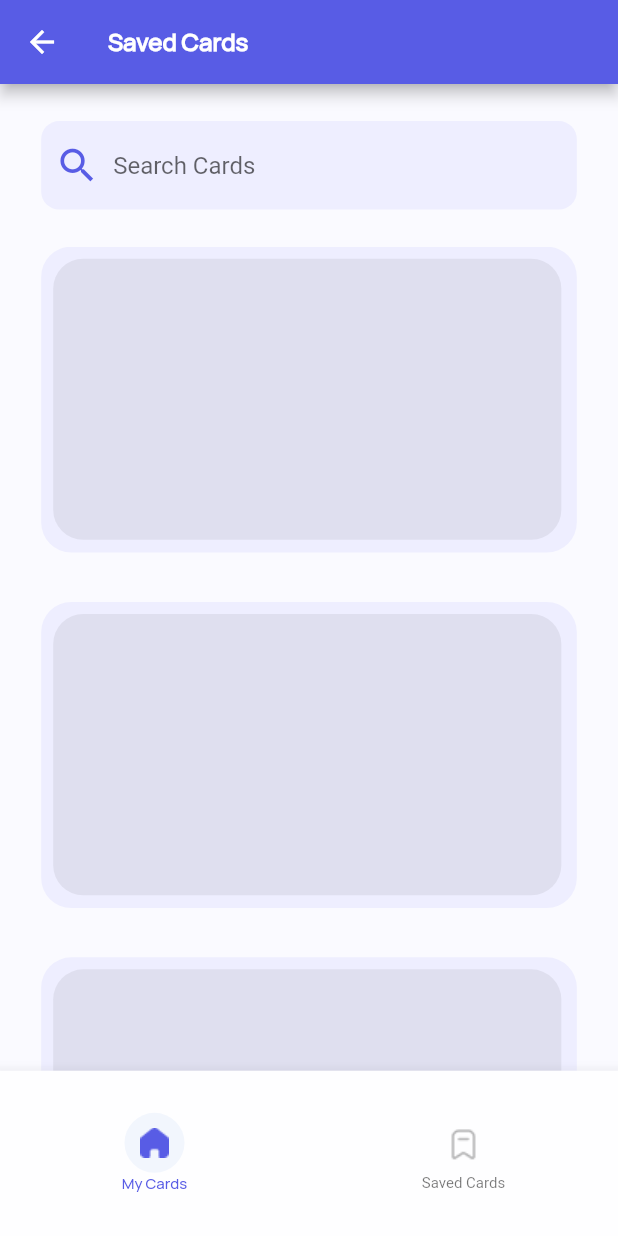
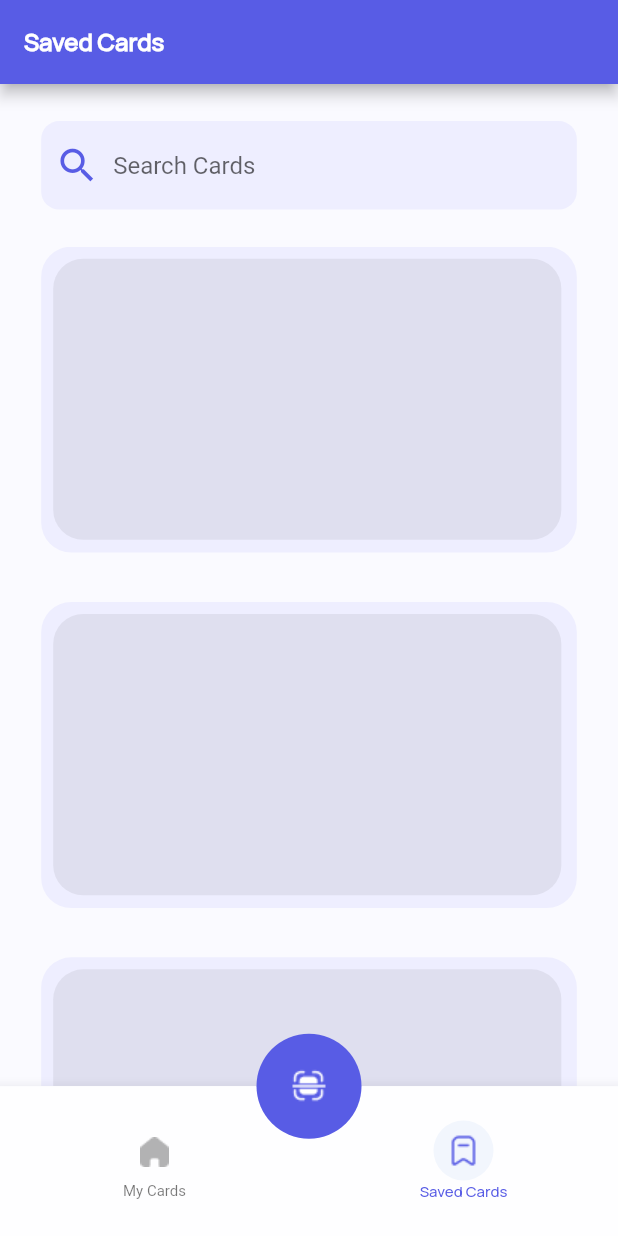
Before and after one commit to ziggy010/ezy_share_after_design, a Flutter app: the screen it shows after launch, item 2 of the bottom bar chosen, on a phone screen of 412 x 824 dp. Run offline on Flutter 3.47's test engine with Material 2 defaults, Android fonts, the phone set to English and light mode, and no system bars; our stand-ins replace flutter_screenutil, flutter_swiper, permission_handler, smooth_page_indicator; missing offline and left inert: document_scanner, qr_code_scanner; network calls fail.

Commit message:
tuesday_commit

```diff
--- a/lib/components/bottom_navbar.dart
+++ b/lib/components/bottom_navbar.dart
@@ -1,69 +1,73 @@
-import 'package:ezy_share_got_design/constants.dart';
-import 'package:ezy_share_got_design/screens/homepage.dart';
-import 'package:ezy_share_got_design/screens/saved_cards.dart';
+import 'package:ezy_share_got_design/components/qr_button.dart';
 import 'package:flutter/material.dart';
 import 'package:flutter_screenutil/flutter_screenutil.dart';
 
-class BottomNavbar extends StatefulWidget {
+import '../constants.dart';
+import '../screens/homepage.dart';
+import '../screens/saved_cards.dart';
+
+class BottomNavigationBarOne extends StatefulWidget {
+  static const String id = 'BottomNavigationBarOne';
+
   @override
-  State<BottomNavbar> createState() => _BottomNavbarState();
+  State<BottomNavigationBarOne> createState() => _BottomNavigationBarOneState();
 }
 
-class _BottomNavbarState extends State<BottomNavbar> {
-  Color selectedIconColor = kNavbarColor;
+class _BottomNavigationBarOneState extends State<BottomNavigationBarOne> {
+  final Screens = [
+    Homepage(),
+    SavedCard(),
+  ];
 
-  Color nonSelectedIconColor = Color(0xFFB2B2B3);
-
-  Color selectedBackground = Color(0xFFF2F6FD);
-  Color nonSelectedBackground = kContainerColor;
-
-  bool selectedIcon = true;
+  int currentIndex = 0;
 
   @override
   Widget build(BuildContext context) {
-    return Container(
-      height: 107.h,
-      width: 360.w,
-      decoration: BoxDecoration(
-        color: kContainerColor,
-      ),
-      child: Padding(
-        padding: const EdgeInsets.symmetric(horizontal: 76),
-        child: Row(
-          mainAxisAlignment: MainAxisAlignment.spaceBetween,
-          children: [
-            GestureDetector(
-              onTap: () {
-                setState(() {
-                  selectedIcon = true;
-                });
-                Navigator.pushNamed(context, Homepage.id);
-              },
-              child: CircleAvatar(
+    return Scaffold(
+      floatingActionButton: QrCode(),
+      floatingActionButtonLocation: FloatingActionButtonLocation.centerDocked,
+      backgroundColor: kBackgroundColor,
+      body: Screens[currentIndex],
+      bottomNavigationBar: SizedBox(
+        height: 97.h,
+        child: BottomNavigationBar(
+          backgroundColor: Color(0xFFFEFEFF),
+          selectedItemColor: kNavbarColor,
+          currentIndex: currentIndex,
+          selectedFontSize: 10,
+          unselectedFontSize: 10,
+          selectedLabelStyle: TextStyle(
+            fontFamily: 'manrope',
+          ),
+          onTap: (index) {
+            setState(() {
+              currentIndex = index;
+            });
+          },
+          items: [
+            BottomNavigationBarItem(
+              icon: CircleAvatar(
                 backgroundColor:
-                    selectedIcon ? selectedBackground : nonSelectedBackground,
+                    currentIndex == 0 ? Color(0xFFF2F6FD) : Color(0xFFFEFEFF),
                 child: Image.asset(
                   'lib/icons/Vector.png',
-                  color: selectedIcon ? kNavbarColor : nonSelectedIconColor,
+                  color: currentIndex == 0 ? kNavbarColor : Color(0xFFB2B2B3),
                 ),
-                // ),
               ),
+              label: 'My Cards',
+              backgroundColor: kContainerColor,
             ),
-            GestureDetector(
-              onTap: () {
-                setState(() {
-                  selectedIcon = false;
-                });
-                Navigator.pushNamed(context, SavedCard.id);
-              },
-              child: CircleAvatar(
+            BottomNavigationBarItem(
+              icon: CircleAvatar(
                 backgroundColor:
-                    selectedIcon ? nonSelectedBackground : selectedBackground,
+                    currentIndex == 1 ? Color(0xFFF2F6FD) : Color(0xFFFEFEFF),
                 child: Image.asset(
                   'lib/icons/Bookmark.png',
-                  color: selectedIcon ? nonSelectedIconColor : kNavbarColor,
+                  color: currentIndex == 1 ? kNavbarColor : Color(0xFFB2B2B3),
                 ),
               ),
+              label: 'Saved Cards',
+              backgroundColor: kContainerColor,
             ),
           ],
         ),
--- /dev/null
+++ b/lib/components/qr_button.dart
@@ -0,0 +1,38 @@
+import 'package:ezy_share_got_design/constants.dart';
+import 'package:flutter/material.dart';
+
+class QrCode extends StatefulWidget {
+  @override
+  State<QrCode> createState() => _QrCodeState();
+}
+
+class _QrCodeState extends State<QrCode> {
+  Image beforeAnimation = Image.asset(
+    'lib/icons/Scanner.png',
+    color: Colors.white,
+    height: 30,
+  );
+  Image afterAnimation = Image.asset(
+    'lib/icons/close.png',
+    color: Colors.white,
+    height: 20,
+  );
+
+  bool a = true;
+
+  @override
+  Widget build(BuildContext context) {
+    return CircleAvatar(
+      radius: 35,
+      backgroundColor: kNavbarColor,
+      child: FloatingActionButton(
+        elevation: 0,
+        onPressed: () {
+          setState(() {});
+        },
+        child: beforeAnimation,
+        backgroundColor: kNavbarColor,
+      ),
+    );
+  }
+}
--- a/lib/main.dart
+++ b/lib/main.dart
@@ -1,3 +1,4 @@
+import 'package:ezy_share_got_design/components/bottom_navbar.dart';
 import 'package:ezy_share_got_design/screens/card_design.dart';
 import 'package:ezy_share_got_design/screens/homepage.dart';
 import 'package:ezy_share_got_design/screens/profile.dart';
@@ -20,13 +21,14 @@ class MyApp extends StatelessWidget {
       builder: ((context, child) {
         return MaterialApp(
           debugShowCheckedModeBanner: false,
-          initialRoute: Homepage.id,
+          initialRoute: BottomNavigationBarOne.id,
           routes: {
             Homepage.id: (context) => Homepage(),
             Profile.id: (context) => Profile(),
             CardDesign.id: (context) => CardDesign(),
             SavedCard.id: (context) => SavedCard(),
             VisitingCard.id: (context) => VisitingCard(),
+            BottomNavigationBarOne.id: (context) => BottomNavigationBarOne(),
           },
         );
       }),
--- a/lib/screens/saved_cards.dart
+++ b/lib/screens/saved_cards.dart
@@ -21,6 +21,11 @@ class _SavedCardState extends State<SavedCard> {
     // TODO: implement dispose
     super.dispose();
   }
+
+  final Screens = [
+    Homepage(),
+    SavedCard(),
+  ];
 
   @override
   Widget build(BuildContext context) {
@@ -90,66 +95,6 @@ class _SavedCardState extends State<SavedCard> {
           ],
         ),
       ),
-      bottomNavigationBar: SizedBox(
-        height: 107.h,
-        child: BottomNavigationBar(
-          backgroundColor: Color(0xFFFEFEFF),
-          selectedItemColor: kNavbarColor,
-          currentIndex: currentIndex,
-          selectedFontSize: 10,
-          unselectedFontSize: 10,
-          selectedLabelStyle: TextStyle(
-            fontFamily: 'manrope',
-          ),
-          onTap: (index) {
-            setState(() {
-              currentIndex = index;
-            });
-          },
-          items: [
-            BottomNavigationBarItem(
-              icon: CircleAvatar(
-                backgroundColor:
-                    currentIndex == 0 ? Color(0xFFF2F6FD) : Color(0xFFFEFEFF),
-                child: GestureDetector(
-                  onTap: () {
-                    setState(() {
-                      currentIndex = 0;
-                    });
-                    Navigator.pushNamed(context, Homepage.id);
-                  },
-                  child: Image.asset(
-                    'lib/icons/Vector.png',
-                    color: currentIndex == 0 ? kNavbarColor : Color(0xFFB2B2B3),
-                  ),
-                ),
-              ),
-              label: 'My Cards',
-              backgroundColor: kContainerColor,
-            ),
-            BottomNavigationBarItem(
-              icon: CircleAvatar(
-                backgroundColor:
-                    currentIndex == 1 ? Color(0xFFF2F6FD) : Color(0xFFFEFEFF),
-                child: GestureDetector(
-                  onTap: () {
-                    setState(() {
-                      currentIndex = 1;
-                    });
-                    Navigator.pushNamed(context, SavedCard.id);
-                  },
-                  child: Image.asset(
-                    'lib/icons/Bookmark.png',
-                    color: currentIndex == 1 ? kNavbarColor : Color(0xFFB2B2B3),
-                  ),
-                ),
-              ),
-              label: 'Saved Cards',
-              backgroundColor: kContainerColor,
-            ),
-          ],
-        ),
-      ),
     );
   }
 }
```
Also changed, not shown: lib/screens/homepage.dart (+1 -66 lines), lib/icons/Scanner.png (added), lib/icons/close.png (added).
